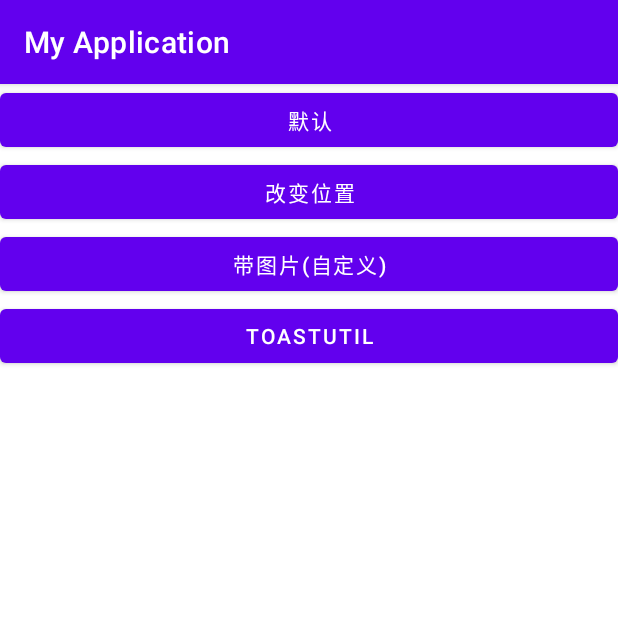
After one commit to xiuyi007/Android_learning, an Android app: the ToastActivity screen opened directly, with no data from a screen before it, on a phone screen of 412 x 824 dp, the top half of it. The commit adds this screen. Run offline under Robolectric (Android 15) with nearby library versions, the phone set to English and light mode, and no system bars.

Commit message:
add Toast

```diff
--- /dev/null
+++ b/app/src/main/java/com/li/myapplication/ToastActivity.java
@@ -0,0 +1,66 @@
+package com.li.myapplication;
+
+import androidx.appcompat.app.AppCompatActivity;
+
+import android.media.Image;
+import android.os.Bundle;
+import android.view.Gravity;
+import android.view.LayoutInflater;
+import android.view.View;
+import android.widget.Button;
+import android.widget.ImageView;
+import android.widget.TextView;
+import android.widget.Toast;
+
+import util.ToastUtil;
+
+public class ToastActivity extends AppCompatActivity {
+    private Button mBtnToast1, mBtnToast2, mBtnToast3, mBtnToast4;
+    @Override
+    protected void onCreate(Bundle savedInstanceState) {
+        super.onCreate(savedInstanceState);
+        setContentView(R.layout.activity_toast);
+        mBtnToast1 = findViewById(R.id.btn_toast_1);
+        mBtnToast2 = findViewById(R.id.btn_toast_2);
+        mBtnToast3 = findViewById(R.id.btn_toast_3);
+        mBtnToast4 = findViewById(R.id.btn_toast_4);
+        ClickListener clickListener = new ClickListener();
+        mBtnToast1.setOnClickListener(clickListener);
+        mBtnToast2.setOnClickListener(clickListener);
+        mBtnToast3.setOnClickListener(clickListener);
+        mBtnToast4.setOnClickListener(clickListener);
+    }
+
+    class ClickListener implements View.OnClickListener
+    {
+        @Override
+        public void onClick(View view) {
+            switch (view.getId())
+            {
+                case R.id.btn_toast_1:
+                    Toast.makeText(getApplicationContext(), "Toast", Toast.LENGTH_SHORT).show();
+                    break;
+                case R.id.btn_toast_2:
+                    Toast toast = Toast.makeText(ToastActivity.this, "居中Toast", Toast.LENGTH_SHORT);
+                    toast.setGravity(Gravity.CENTER_VERTICAL, 0, 0);
+                    toast.show();
+                    break;
+                case R.id.btn_toast_3:
+                    Toast toastCustom = new Toast(getApplicationContext());
+                    LayoutInflater inflater = LayoutInflater.from(ToastActivity.this);
+                    //这里设置的布局，最外层的width和height是不起作用的，想用这两个属性，就在布局里再套一个布局。
+                    View mView = inflater.inflate(R.layout.layout_toast, null);
+                    ImageView imageView = mView.findViewById(R.id.iv_toast);//View在哪个控件里面就要用这个控件findview
+                    TextView textView = mView.findViewById(R.id.tv_toast);
+                    imageView.setImageResource(R.drawable.sender);
+                    textView.setText("自定义toast");
+                    toastCustom.setView(mView);
+                    toastCustom.show();
+                    break;
+                case R.id.btn_toast_4:
+                    //这种方式，就可以避免点击一次就创建一个新的toast。防止死亡点击
+                    ToastUtil.showMsg(getApplicationContext(), "hello, world");
+            }
+        }
+    }
+}
--- a/app/src/main/res/layout/activity_main.xml
+++ b/app/src/main/res/layout/activity_main.xml
@@ -241,5 +241,10 @@
         android:layout_height="wrap_content"
         android:id="@+id/btn_webview"
         android:text="WEBVIEW" />
+    <Button
+        android:layout_width="match_parent"
+        android:layout_height="wrap_content"
+        android:id="@+id/btn_toast"
+        android:text="Toast" />
 
 </LinearLayout>
--- /dev/null
+++ b/app/src/main/res/layout/activity_toast.xml
@@ -0,0 +1,32 @@
+<?xml version="1.0" encoding="utf-8"?>
+<RelativeLayout xmlns:android="http://schemas.android.com/apk/res/android"
+    xmlns:app="http://schemas.android.com/apk/res-auto"
+    xmlns:tools="http://schemas.android.com/tools"
+    android:layout_width="match_parent"
+    android:layout_height="match_parent"
+    tools:context=".ToastActivity">
+    <Button
+        android:layout_width="match_parent"
+        android:layout_height="wrap_content"
+        android:id="@+id/btn_toast_1"
+        android:text="默认" />
+    <Button
+        android:layout_below="@id/btn_toast_1"
+        android:layout_width="match_parent"
+        android:layout_height="wrap_content"
+        android:id="@+id/btn_toast_2"
+        android:text="改变位置"/>
+    <Button
+        android:layout_below="@id/btn_toast_2"
+        android:layout_width="match_parent"
+        android:layout_height="wrap_content"
+        android:id="@+id/btn_toast_3"
+        android:text="带图片(自定义)" />
+    <Button
+        android:layout_below="@id/btn_toast_3"
+        android:layout_width="match_parent"
+        android:layout_height="wrap_content"
+        android:id="@+id/btn_toast_4"
+        android:text="ToastUtil" />
+
+</RelativeLayout>
```
Also changed, not shown: app/src/main/AndroidManifest.xml (+7 -0 lines), app/src/main/java/com/li/myapplication/MainActivity.java (+9 -0 lines), app/src/main/java/util/ToastUtil.java (added, +18 -0 lines), app/src/main/res/layout/layout_toast.xml (added, +20 -0 lines).
